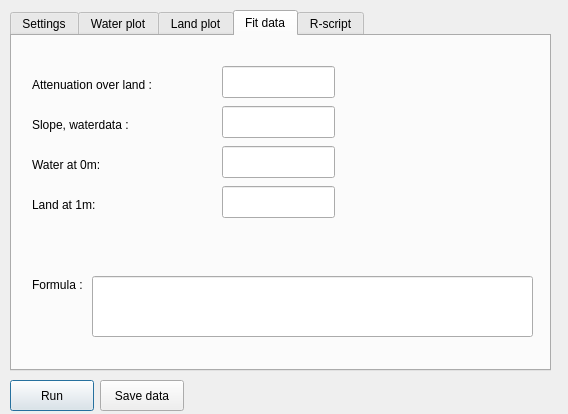
Old version of the form altitudecorrector_dialog_base.ui in the repository sickel/altitudecorrector.
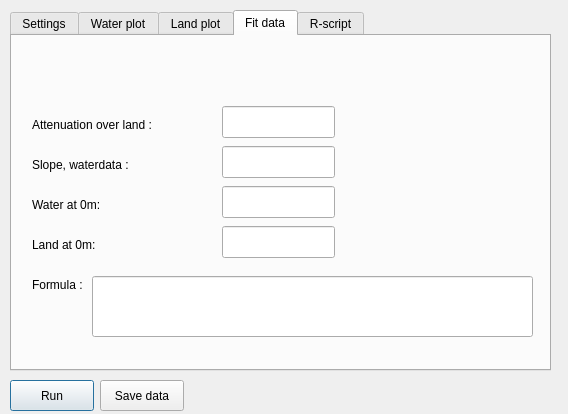
New version of the form. The open tabs and pages were chosen to show the change. Custom widgets are drawn as their Qt base class.

Commit message: Fixed R script. Some UI fixes

What changed in the file:
```diff
--- a/altitudecorrector_dialog_base.ui
+++ b/altitudecorrector_dialog_base.ui
@@ -234,7 +234,7 @@
      <property name="geometry">
       <rect>
        <x>20</x>
-       <y>120</y>
+       <y>160</y>
        <width>191</width>
        <height>18</height>
       </rect>
@@ -247,7 +247,7 @@
      <property name="geometry">
       <rect>
        <x>20</x>
-       <y>40</y>
+       <y>80</y>
        <width>171</width>
        <height>18</height>
       </rect>
@@ -260,7 +260,7 @@
      <property name="geometry">
       <rect>
        <x>210</x>
-       <y>110</y>
+       <y>150</y>
        <width>113</width>
        <height>32</height>
       </rect>
@@ -273,7 +273,7 @@
      <property name="geometry">
       <rect>
        <x>210</x>
-       <y>30</y>
+       <y>70</y>
        <width>113</width>
        <height>32</height>
       </rect>
@@ -286,7 +286,7 @@
      <property name="geometry">
       <rect>
        <x>20</x>
-       <y>80</y>
+       <y>120</y>
        <width>121</width>
        <height>18</height>
       </rect>
@@ -299,7 +299,7 @@
      <property name="geometry">
       <rect>
        <x>210</x>
-       <y>70</y>
+       <y>110</y>
        <width>113</width>
        <height>32</height>
       </rect>
@@ -340,24 +340,11 @@
       <string>Formula :</string>
      </property>
     </widget>
-    <widget class="QLabel" name="label_8">
-     <property name="geometry">
-      <rect>
-       <x>20</x>
-       <y>160</y>
-       <width>191</width>
-       <height>18</height>
-      </rect>
-     </property>
-     <property name="text">
-      <string>Land at 1m:</string>
-     </property>
-    </widget>
     <widget class="QLineEdit" name="leLand1m">
      <property name="geometry">
       <rect>
        <x>210</x>
-       <y>150</y>
+       <y>190</y>
        <width>113</width>
        <height>32</height>
       </rect>
@@ -366,6 +353,19 @@
       <bool>true</bool>
      </property>
     </widget>
+    <widget class="QLabel" name="label_8">
+     <property name="geometry">
+      <rect>
+       <x>20</x>
+       <y>200</y>
+       <width>191</width>
+       <height>18</height>
+      </rect>
+     </property>
+     <property name="text">
+      <string>Land at 0m:</string>
+     </property>
+    </widget>
    </widget>
    <widget class="QWidget" name="tab_4">
     <attribute name="title">
```
Left out of the diff: 21 changed lines with no effect on the pictures. The commit also changes 2 other files.
